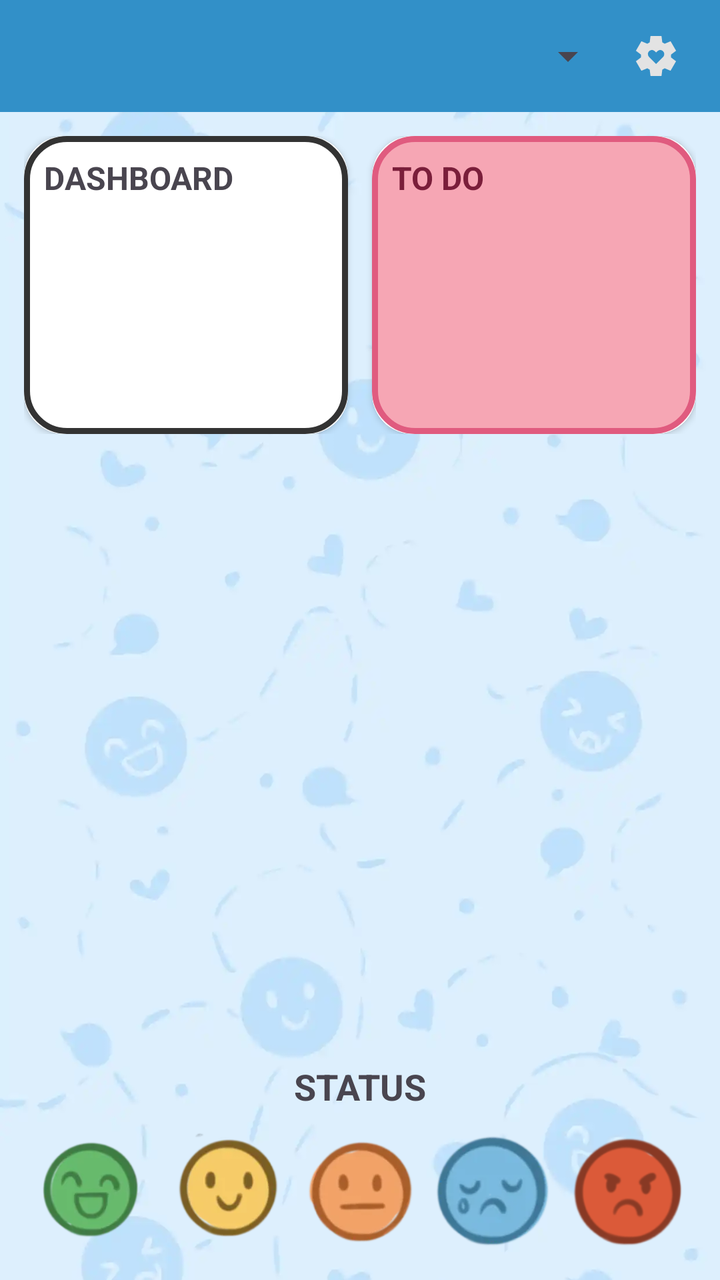
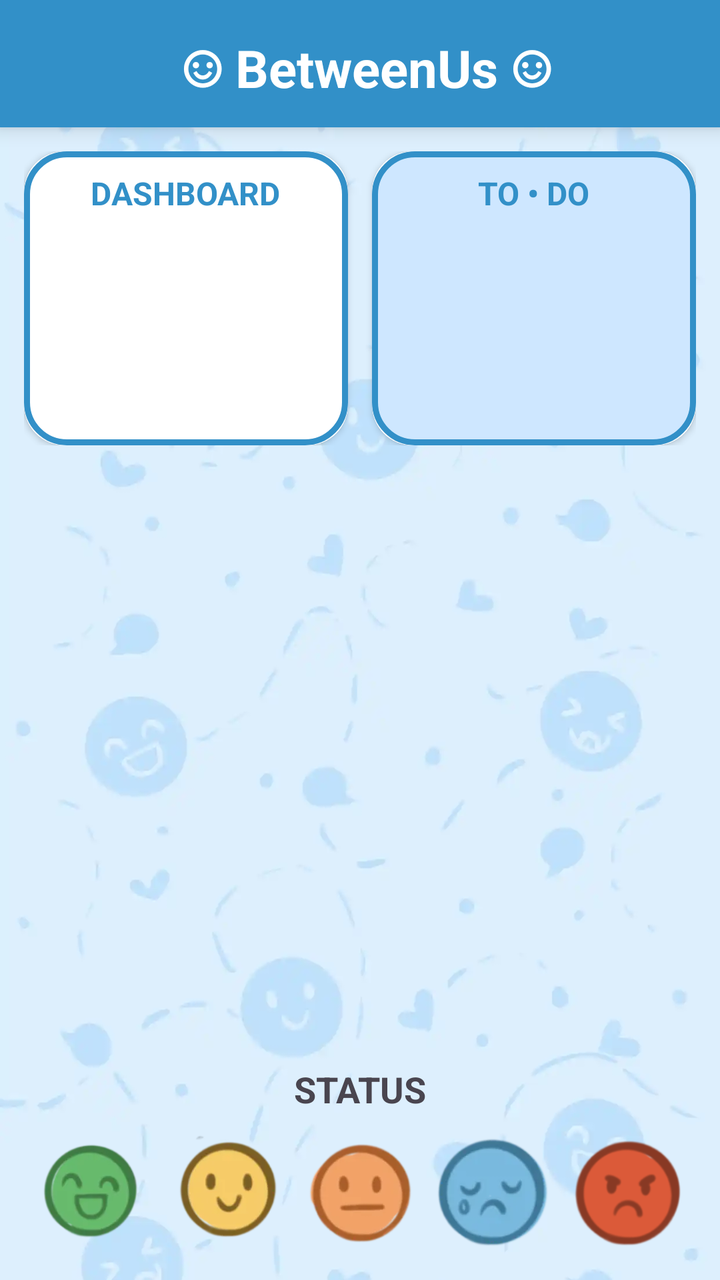

An Android layout rendered at two revisions. The XML below is the earlier revision; the diff shows what the commit changed to produce the second picture.
<!-- AndroidManifest.xml: application theme Theme.BetweenUs -->
<!-- res/layout/fragment_home.xml -->
<?xml version="1.0" encoding="utf-8"?>
<androidx.constraintlayout.widget.ConstraintLayout
    xmlns:android="http://schemas.android.com/apk/res/android"
    xmlns:app="http://schemas.android.com/apk/res-auto"
    android:layout_width="match_parent"
    android:layout_height="match_parent">

    
    <ImageView
        android:id="@+id/bgImage"
        android:layout_width="0dp"
        android:layout_height="0dp"
        android:src="@drawable/bg"
        android:scaleType="centerCrop"
        app:layout_constraintTop_toTopOf="parent"
        app:layout_constraintBottom_toBottomOf="parent"
        app:layout_constraintStart_toStartOf="parent"
        app:layout_constraintEnd_toEndOf="parent"/>

    
    <LinearLayout
        android:id="@+id/topBar"
        android:layout_width="0dp"
        android:layout_height="56dp"
        android:gravity="center_vertical"
        android:orientation="horizontal"
        android:paddingHorizontal="12dp"
        android:background="#3290c8"
        app:layout_constraintTop_toTopOf="parent"
        app:layout_constraintStart_toStartOf="parent"
        app:layout_constraintEnd_toEndOf="parent">

        <Spinner
            android:id="@+id/spinnerStatus"
            android:layout_width="0dp"
            android:layout_height="40dp"
            android:layout_weight="1"/>

        <ImageButton
            android:id="@+id/btnSettings"
            android:layout_width="40dp"
            android:layout_height="40dp"
            android:background="@null"
            android:src="@drawable/settings_btn"/>
    </LinearLayout>

    
    <androidx.constraintlayout.widget.ConstraintLayout
        android:id="@+id/contentContainer"
        android:layout_width="0dp"
        android:layout_height="0dp"
        android:padding="12dp"
        app:layout_constraintTop_toBottomOf="@id/topBar"
        app:layout_constraintBottom_toBottomOf="parent"
        app:layout_constraintStart_toStartOf="parent"
        app:layout_constraintEnd_toEndOf="parent">

        
        <LinearLayout
            android:id="@+id/widgetContainer"
            android:layout_width="0dp"
            android:layout_height="0dp"
            android:orientation="horizontal"
            android:weightSum="2"
            app:layout_constraintVertical_weight="2"
            app:layout_constraintTop_toTopOf="parent"
            app:layout_constraintBottom_toTopOf="@id/avatarPager"
            app:layout_constraintStart_toStartOf="parent"
            app:layout_constraintEnd_toEndOf="parent">

            <androidx.cardview.widget.CardView
                android:id="@+id/cardDashboard"
                android:layout_width="0dp"
                android:layout_height="match_parent"
                android:layout_weight="1"
                android:clickable="true"
                android:focusable="true"
                android:layout_marginEnd="6dp"
                app:cardCornerRadius="20dp">

                <include layout="@layout/widget_dashboard"/>

            </androidx.cardview.widget.CardView>

            <androidx.cardview.widget.CardView
                android:id="@+id/cardTodo"
                android:layout_width="0dp"
                android:layout_height="match_parent"
                android:layout_weight="1"
                android:layout_marginStart="6dp"
                app:cardCornerRadius="20dp">

                <include layout="@layout/widget_todo"/>

            </androidx.cardview.widget.CardView>

        </LinearLayout>

        
        <androidx.viewpager2.widget.ViewPager2
            android:id="@+id/avatarPager"
            android:layout_width="0dp"
            android:layout_height="0dp"
            app:layout_constraintVertical_weight="4"
            android:layout_marginTop="16dp"
            app:layout_constraintTop_toBottomOf="@id/widgetContainer"
            app:layout_constraintBottom_toTopOf="@id/statusContainer"
            app:layout_constraintStart_toStartOf="parent"
            app:layout_constraintEnd_toEndOf="parent"/>

        
        <LinearLayout
            android:id="@+id/statusContainer"
            android:layout_width="0dp"
            android:layout_height="0dp"
            android:orientation="vertical"
            android:gravity="center"
            app:layout_constraintVertical_weight="1.3"
            app:layout_constraintTop_toBottomOf="@id/avatarPager"
            app:layout_constraintBottom_toBottomOf="parent"
            app:layout_constraintStart_toStartOf="parent"
            app:layout_constraintEnd_toEndOf="parent">

            
            <TextView
                android:id="@+id/txtStatusLabel"
                android:layout_width="wrap_content"
                android:layout_height="wrap_content"
                android:text="STATUS"
                android:textSize="18sp"
                android:textStyle="bold"
                android:layout_marginBottom="8dp"/>

            
            <LinearLayout
                android:id="@+id/layoutMoodBar"
                android:layout_width="match_parent"
                android:layout_height="0dp"
                android:layout_weight="1"
                android:gravity="center"
                android:orientation="horizontal">

                <ImageButton
                    android:id="@+id/moodExcited"
                    android:layout_width="0dp"
                    android:layout_height="wrap_content"
                    android:layout_weight="1"
                    android:adjustViewBounds="true"
                    android:background="@null"
                    android:scaleType="fitCenter"
                    android:src="@drawable/excited"/>

                <ImageButton
                    android:id="@+id/moodHappy"
                    android:layout_width="0dp"
                    android:layout_height="wrap_content"
                    android:layout_weight="1"
                    android:adjustViewBounds="true"
                    android:background="@null"
                    android:scaleType="fitCenter"
                    android:src="@drawable/happy"/>

                <ImageButton
                    android:id="@+id/moodNeutral"
                    android:layout_width="0dp"
                    android:layout_height="wrap_content"
                    android:layout_weight="1"
                    android:adjustViewBounds="true"
                    android:background="@null"
                    android:scaleType="fitCenter"
                    android:src="@drawable/meh"/>

                <ImageButton
                    android:id="@+id/moodSad"
                    android:layout_width="0dp"
                    android:layout_height="wrap_content"
                    android:layout_weight="1"
                    android:adjustViewBounds="true"
                    android:background="@null"
                    android:scaleType="fitCenter"
                    android:src="@drawable/sad"/>

                <ImageButton
                    android:id="@+id/moodAngry"
                    android:layout_width="0dp"
                    android:layout_height="wrap_content"
                    android:layout_weight="1"
                    android:adjustViewBounds="true"
                    android:background="@null"
                    android:scaleType="fitCenter"
                    android:src="@drawable/angry"/>

            </LinearLayout>

        </LinearLayout>

    </androidx.constraintlayout.widget.ConstraintLayout>

</androidx.constraintlayout.widget.ConstraintLayout>
<!-- res/layout/widget_dashboard.xml (included above) -->
<?xml version="1.0" encoding="utf-8"?>
<LinearLayout xmlns:android="http://schemas.android.com/apk/res/android"
    android:layout_width="match_parent"
    android:layout_height="match_parent"
    android:orientation="vertical"
    android:padding="10dp"
    android:background="@drawable/dashboard_bg">

    <TextView
        android:layout_width="wrap_content"
        android:layout_height="wrap_content"
        android:text="DASHBOARD"
        android:textStyle="bold"
        android:textSize="16sp"
        android:layout_marginBottom="6dp"/>

    <ImageView
        android:id="@+id/dashboardImage"
        android:layout_width="match_parent"
        android:layout_height="match_parent"
        android:scaleType="centerCrop"/>






</LinearLayout>
<!-- res/layout/widget_todo.xml (included above) -->
<?xml version="1.0" encoding="utf-8"?>
<LinearLayout xmlns:android="http://schemas.android.com/apk/res/android"
    android:layout_width="match_parent"
    android:layout_height="match_parent"
    android:orientation="vertical"
    android:padding="10dp"
    android:background="@drawable/todo_widget_bg">

    <TextView
        android:layout_width="wrap_content"
        android:layout_height="wrap_content"
        android:text="TO DO"
        android:textStyle="bold"
        android:textSize="16sp"
        android:textColor="#7A1E3A"
        android:layout_marginBottom="6dp"/>

    <androidx.recyclerview.widget.RecyclerView
        android:id="@+id/recyclerTodoPreview"
        android:layout_width="match_parent"
        android:layout_height="match_parent"/>

</LinearLayout>
<!-- resources referenced by this layout -->
<resources>
  <!-- drawable angry: png bitmap (drawable, 19869 bytes) -->
  <!-- drawable bg: webp bitmap (drawable, 16506 bytes) -->
  <!-- drawable dashboard_bg (drawable) -->
  <?xml version="1.0" encoding="utf-8"?>
  <shape xmlns:android="http://schemas.android.com/apk/res/android">
      <solid android:color="#FFFFFF"/>
      <stroke
          android:width="3dp"
          android:color="#333333"/>
      <corners android:radius="20dp"/>
  </shape>
  <!-- drawable excited: webp bitmap (drawable, 4408 bytes) -->
  <!-- drawable happy: webp bitmap (drawable, 4770 bytes) -->
  <!-- drawable meh: webp bitmap (drawable, 4522 bytes) -->
  <!-- drawable sad: webp bitmap (drawable, 4120 bytes) -->
  <!-- drawable settings_btn (drawable) -->
  <vector xmlns:android="http://schemas.android.com/apk/res/android"
      android:width="24dp"
      android:height="24dp"
      android:viewportWidth="960"
      android:viewportHeight="960">
    <path
        android:pathData="m482,640 l140,-140q17,-17 22,-41.5t-5,-47.5q-10,-23 -30,-37t-45,-14q-25,0 -45,15.5T482,408q-18,-17 -37.5,-32.5T400,360q-25,0 -45.5,13.5T324,410q-10,23 -4.5,47.5T342,500l140,140ZM370,880l-16,-128q-13,-5 -24.5,-12T307,725l-119,50L78,585l103,-78q-1,-7 -1,-13.5v-27q0,-6.5 1,-13.5L78,375l110,-190 119,50q11,-8 23,-15t24,-12l16,-128h220l16,128q13,5 24.5,12t22.5,15l119,-50 110,190 -103,78q1,7 1,13.5v27q0,6.5 -2,13.5l103,78 -110,190 -118,-50q-11,8 -23,15t-24,12L590,880L370,880Z"
        android:fillColor="#e3e3e3"/>
  </vector>
  <!-- drawable todo_widget_bg (drawable) -->
  <?xml version="1.0" encoding="utf-8"?>
  <shape xmlns:android="http://schemas.android.com/apk/res/android">
      <solid android:color="#F6A6B4"/>
      <stroke
          android:width="3dp"
          android:color="#E05B7F"/>
      <corners android:radius="20dp"/>
  </shape>
  <style name="Theme.BetweenUs" parent="Theme.MaterialComponents.DayNight.NoActionBar">
          
          <item name="colorPrimary">@color/purple_500</item>
          <item name="colorPrimaryVariant">@color/purple_700</item>
          <item name="colorOnPrimary">@color/white</item>
          
          <item name="colorSecondary">@color/teal_200</item>
          <item name="colorSecondaryVariant">@color/teal_700</item>
          <item name="colorOnSecondary">@color/black</item>
          
          <item name="android:statusBarColor">?attr/colorPrimaryVariant</item>
          
      </style>
  <color name="purple_500">#FF6200EE</color>
  <color name="purple_700">#FF3700B3</color>
  <color name="white">#FFFFFFFF</color>
  <color name="teal_200">#FF03DAC5</color>
  <color name="teal_700">#FF018786</color>
  <color name="black">#FF000000</color>
</resources>

<!-- the commit's change to res/layout/fragment_home.xml (unified diff, before → after) -->
@@ -18,31 +18,22 @@
         app:layout_constraintEnd_toEndOf="parent"/>
 
     
-    <LinearLayout
+    <TextView
         android:id="@+id/topBar"
         android:layout_width="0dp"
-        android:layout_height="56dp"
-        android:gravity="center_vertical"
-        android:orientation="horizontal"
-        android:paddingHorizontal="12dp"
+        android:layout_height="wrap_content"
         android:background="#3290c8"
-        app:layout_constraintTop_toTopOf="parent"
+        android:elevation="6dp"
+        android:gravity="center"
+        android:paddingTop="16dp"
+        android:paddingBottom="12dp"
+        android:text=" ☺︎ BetweenUs ☺︎"
+        android:textColor="@color/white"
+        android:textSize="26sp"
+        android:textStyle="bold"
+        app:layout_constraintEnd_toEndOf="parent"
         app:layout_constraintStart_toStartOf="parent"
-        app:layout_constraintEnd_toEndOf="parent">
-
-        <Spinner
-            android:id="@+id/spinnerStatus"
-            android:layout_width="0dp"
-            android:layout_height="40dp"
-            android:layout_weight="1"/>
-
-        <ImageButton
-            android:id="@+id/btnSettings"
-            android:layout_width="40dp"
-            android:layout_height="40dp"
-            android:background="@null"
-            android:src="@drawable/settings_btn"/>
-    </LinearLayout>
+        app:layout_constraintTop_toTopOf="parent" />
 
     
     <androidx.constraintlayout.widget.ConstraintLayout
@@ -211,6 +202,8 @@
         android:layout_height="wrap_content"
         android:text="DASHBOARD"
         android:textStyle="bold"
+        android:textColor="#3290c8"
+        android:layout_gravity="center"
         android:textSize="16sp"
         android:layout_marginBottom="6dp"/>
 
@@ -238,10 +231,11 @@
     <TextView
         android:layout_width="wrap_content"
         android:layout_height="wrap_content"
-        android:text="TO DO"
+        android:text="TO • DO"
+        android:layout_gravity="center"
         android:textStyle="bold"
         android:textSize="16sp"
-        android:textColor="#7A1E3A"
+        android:textColor="#3290c8"
         android:layout_marginBottom="6dp"/>
 
     <androidx.recyclerview.widget.RecyclerView
<!-- resource entries referenced after the edit -->
@@ -5,33 +5,25 @@
   <!-- drawable dashboard_bg (drawable) -->
   <?xml version="1.0" encoding="utf-8"?>
   <shape xmlns:android="http://schemas.android.com/apk/res/android">
-      <solid android:color="#FFFFFF"/>
+      <solid
+          android:color="#FFFFFF"
+          />
       <stroke
           android:width="3dp"
-          android:color="#333333"/>
-      <corners android:radius="20dp"/>
+          android:color="#3290c8" />
+      <corners android:radius="20dp" />
   </shape>
   <!-- drawable excited: webp bitmap (drawable, 4408 bytes) -->
   <!-- drawable happy: webp bitmap (drawable, 4770 bytes) -->
   <!-- drawable meh: webp bitmap (drawable, 4522 bytes) -->
   <!-- drawable sad: webp bitmap (drawable, 4120 bytes) -->
-  <!-- drawable settings_btn (drawable) -->
-  <vector xmlns:android="http://schemas.android.com/apk/res/android"
-      android:width="24dp"
-      android:height="24dp"
-      android:viewportWidth="960"
-      android:viewportHeight="960">
-    <path
-        android:pathData="m482,640 l140,-140q17,-17 22,-41.5t-5,-47.5q-10,-23 -30,-37t-45,-14q-25,0 -45,15.5T482,408q-18,-17 -37.5,-32.5T400,360q-25,0 -45.5,13.5T324,410q-10,23 -4.5,47.5T342,500l140,140ZM370,880l-16,-128q-13,-5 -24.5,-12T307,725l-119,50L78,585l103,-78q-1,-7 -1,-13.5v-27q0,-6.5 1,-13.5L78,375l110,-190 119,50q11,-8 23,-15t24,-12l16,-128h220l16,128q13,5 24.5,12t22.5,15l119,-50 110,190 -103,78q1,7 1,13.5v27q0,6.5 -2,13.5l103,78 -110,190 -118,-50q-11,8 -23,15t-24,12L590,880L370,880Z"
-        android:fillColor="#e3e3e3"/>
-  </vector>
   <!-- drawable todo_widget_bg (drawable) -->
   <?xml version="1.0" encoding="utf-8"?>
   <shape xmlns:android="http://schemas.android.com/apk/res/android">
-      <solid android:color="#F6A6B4"/>
+      <solid android:color="#cee7ff"/>
       <stroke
           android:width="3dp"
-          android:color="#E05B7F"/>
+          android:color="#3290c8"/>
       <corners android:radius="20dp"/>
   </shape>
   <style name="Theme.BetweenUs" parent="Theme.MaterialComponents.DayNight.NoActionBar">
